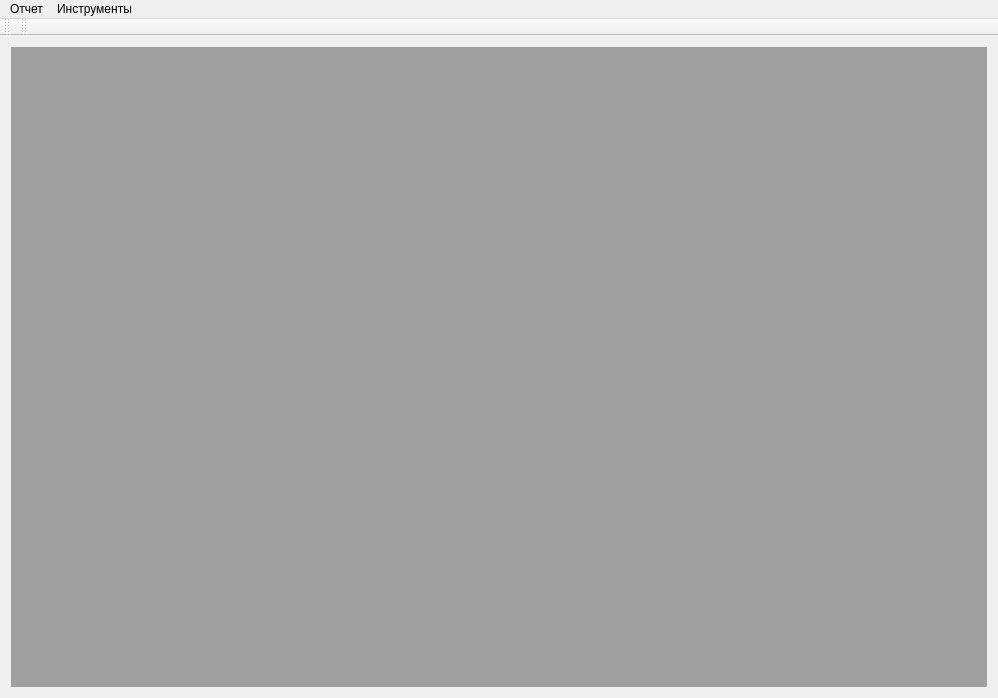
Sergeyego/olap_creator, file mainwindow.ui: the form before one commit.
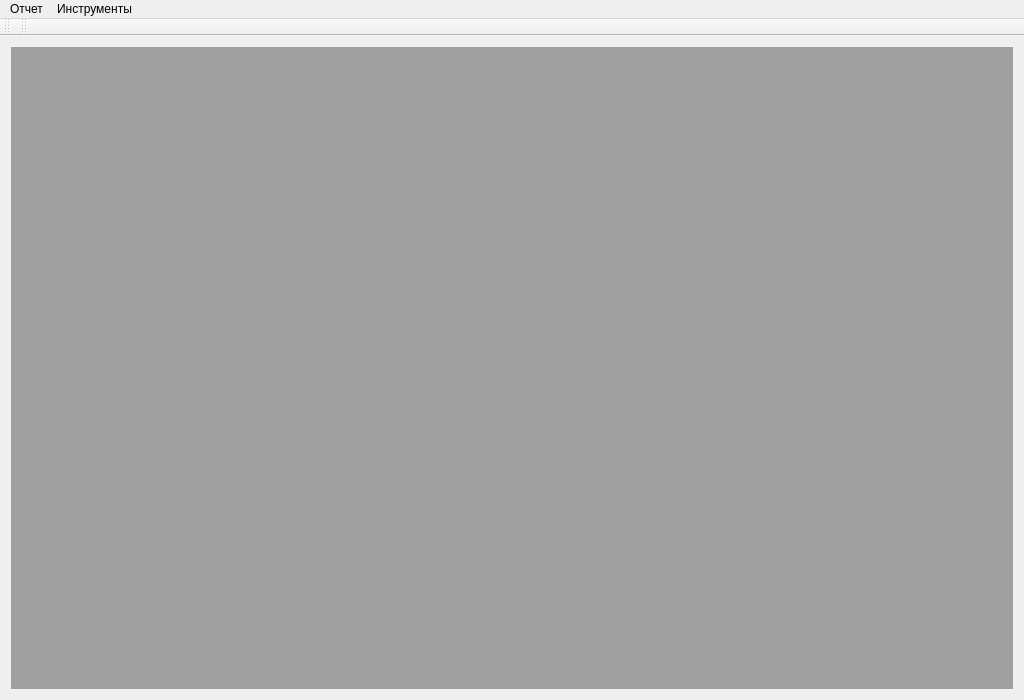
The form after the commit.

Diff of the .ui file:
```diff
--- a/mainwindow.ui
+++ b/mainwindow.ui
@@ -6,8 +6,8 @@
    <rect>
     <x>0</x>
     <y>0</y>
-    <width>998</width>
-    <height>698</height>
+    <width>1024</width>
+    <height>700</height>
    </rect>
   </property>
   <property name="windowTitle">
@@ -35,7 +35,7 @@
     <rect>
      <x>0</x>
      <y>0</y>
-     <width>998</width>
+     <width>1024</width>
      <height>24</height>
     </rect>
    </property>
```
Left out of the diff: 4 changed lines with no effect on the pictures.
